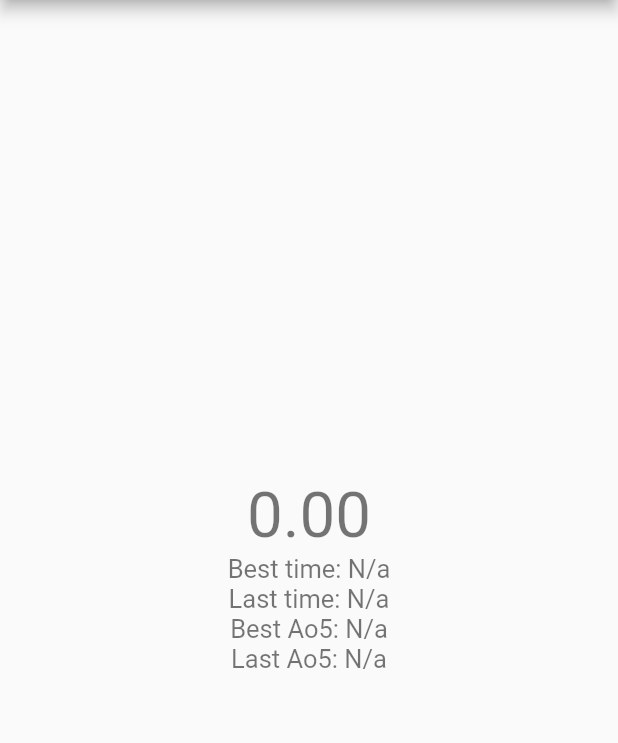
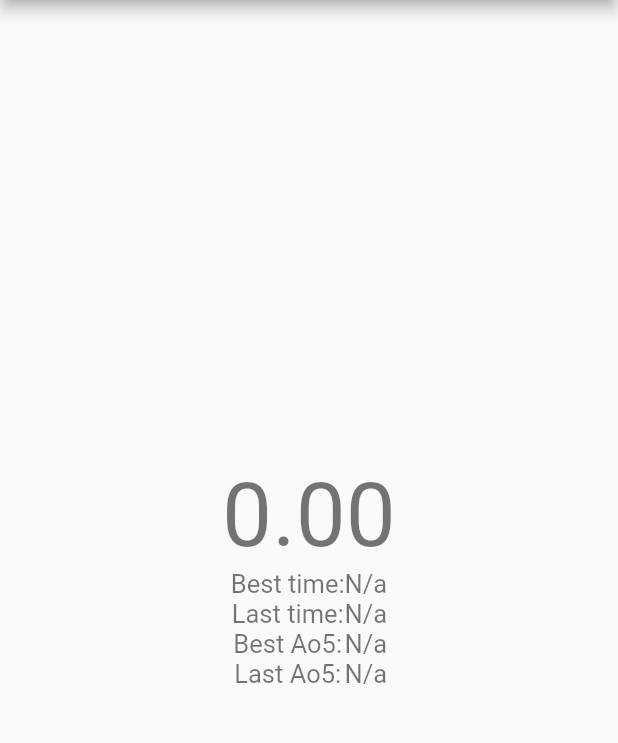
Before and after one commit to adindotdev/BasicCubeTimer, a Flutter app: the screen it shows after launch, on a phone screen of 412 x 824 dp, the part 84-827 px from its top. Run offline on Flutter 3.47's test engine with Material 2 defaults, Android fonts, the phone set to English and light mode, and no system bars.

Commit message:
Format stats into columns

```diff
--- a/lib/main.dart
+++ b/lib/main.dart
@@ -47,7 +47,9 @@ class BasicCubeTimerHome extends StatefulWidget {
 }
 
 class _BasicCubeTimerState extends State<BasicCubeTimerHome> {
-  static final refreshDelay = const Duration(milliseconds: 25);
+  final _displayTimeFontSize = 1.75;
+  final _statsFontSize = 0.5;
+  final _refreshDelay = const Duration(milliseconds: 25);
 
   bool _useMilliseconds = false; //TODO add ability to change
   Stopwatch _stopwatch = new Stopwatch();
@@ -59,7 +61,7 @@ class _BasicCubeTimerState extends State<BasicCubeTimerHome> {
       if (!_stopwatch.isRunning) {
         _stopwatch.reset();
         _stopwatch.start();
-        new Timer.periodic(refreshDelay, (Timer t) => _setStateIfRunning(t));
+        new Timer.periodic(_refreshDelay, (Timer t) => _setStateIfRunning(t));
       } else {
         _stopwatch.stop();
         _listOfTimes.add(_stopwatch.elapsedMilliseconds);
@@ -210,35 +212,78 @@ class _BasicCubeTimerState extends State<BasicCubeTimerHome> {
                     style: Theme.of(context)
                         .textTheme
                         .display1
-                        .apply(fontSizeFactor: 1.25),
+                        .apply(fontSizeFactor: _displayTimeFontSize),
                   ),
+                  new Row(
+                    mainAxisAlignment: MainAxisAlignment.center,
+                    children: <Widget>[
+                      new Column(
+                        mainAxisAlignment: MainAxisAlignment.start,
+                        children: <Widget>[
                           new Text(
-                    "Best time: " + _formatTime(_getBestTime()),
+                            "Best time:",
                             style: Theme.of(context)
                                 .textTheme
                                 .display1
-                        .apply(fontSizeFactor: 0.5),
+                                .apply(fontSizeFactor: _statsFontSize),
                           ),
                           new Text(
-                    "Last time: " + _formatTime(_getLastTime()),
+                            "Last time:",
                             style: Theme.of(context)
                                 .textTheme
                                 .display1
-                        .apply(fontSizeFactor: 0.5),
+                                .apply(fontSizeFactor: _statsFontSize),
                           ),
                           new Text(
-                    "Best Ao5: " + _formatTime(_getBestAvgOfFive()),
+                            "Best Ao5:",
                             style: Theme.of(context)
                                 .textTheme
                                 .display1
-                        .apply(fontSizeFactor: 0.5),
+                                .apply(fontSizeFactor: _statsFontSize),
                           ),
                           new Text(
-                    "Last Ao5: " + _formatTime(_getLastAvgOfFive()),
+                            "Last Ao5:",
                             style: Theme.of(context)
                                 .textTheme
                                 .display1
-                        .apply(fontSizeFactor: 0.5),
+                                .apply(fontSizeFactor: _statsFontSize),
+                          ),
+                        ],
+                      ),
+                      new Column(
+                        mainAxisAlignment: MainAxisAlignment.start,
+                        children: <Widget>[
+                          new Text(
+                            _formatTime(_getBestTime()),
+                            style: Theme.of(context)
+                                .textTheme
+                                .display1
+                                .apply(fontSizeFactor: _statsFontSize),
+                          ),
+                          new Text(
+                            _formatTime(_getLastTime()),
+                            style: Theme.of(context)
+                                .textTheme
+                                .display1
+                                .apply(fontSizeFactor: _statsFontSize),
+                          ),
+                          new Text(
+                            _formatTime(_getBestAvgOfFive()),
+                            style: Theme.of(context)
+                                .textTheme
+                                .display1
+                                .apply(fontSizeFactor: _statsFontSize),
+                          ),
+                          new Text(
+                            _formatTime(_getLastAvgOfFive()),
+                            style: Theme.of(context)
+                                .textTheme
+                                .display1
+                                .apply(fontSizeFactor: _statsFontSize),
+                          ),
+                        ],
+                      )
+                    ],
                   ),
                 ],
               ),
```
Lines whose indentation alone changed are shown as unchanged.
